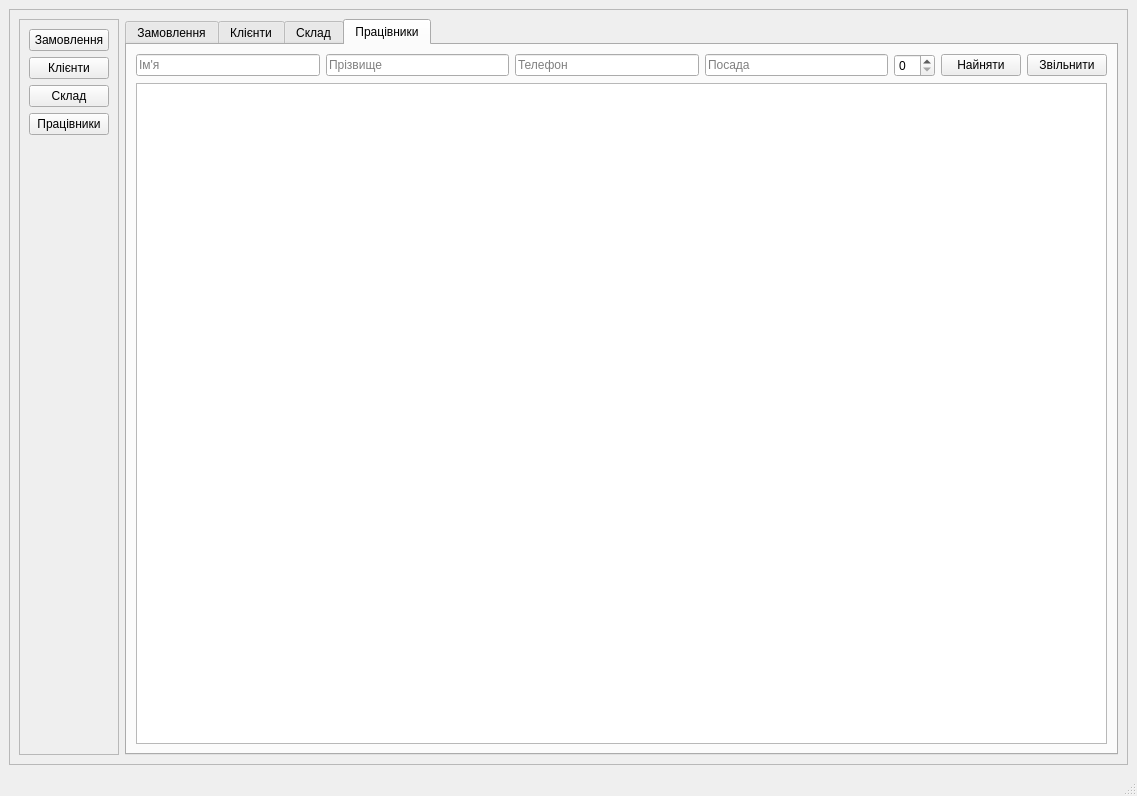
The window that mainwindow.ui (FL0PP1K/MyQTProject) describes before a commit, drawn with Qt 5.
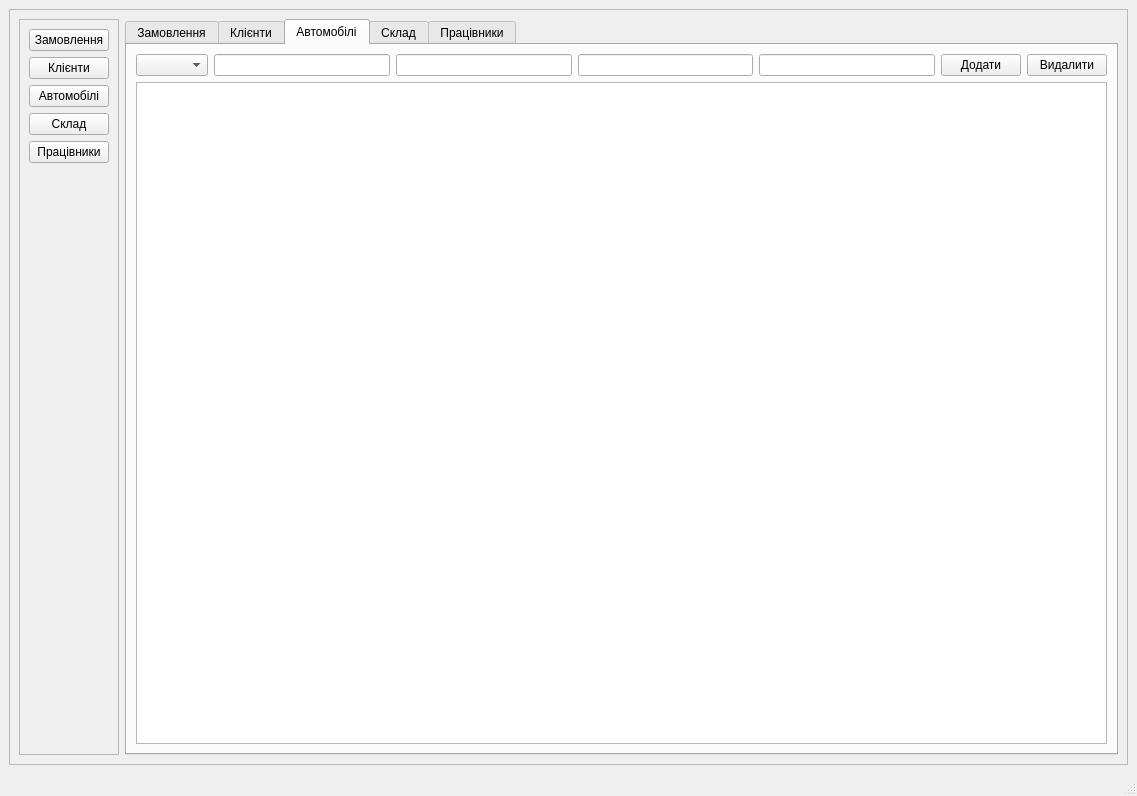
The same window after the commit. Icons and pictures are not drawn.

Patch:
```diff
--- a/mainwindow.ui
+++ b/mainwindow.ui
@@ -65,6 +65,13 @@
             </property>
            </widget>
           </item>
+          <item>
+           <widget class="QPushButton" name="carButton">
+            <property name="text">
+             <string>Автомобілі</string>
+            </property>
+           </widget>
+          </item>
           <item>
            <widget class="QPushButton" name="storageButton">
             <property name="text">
@@ -110,7 +117,7 @@
        <item>
         <widget class="QTabWidget" name="tabWidget">
          <property name="currentIndex">
-          <number>3</number>
+          <number>2</number>
          </property>
          <property name="tabBarAutoHide">
           <bool>false</bool>
@@ -193,6 +200,49 @@
            </item>
           </layout>
          </widget>
+         <widget class="QWidget" name="Car">
+          <attribute name="title">
+           <string>Автомобілі</string>
+          </attribute>
+          <layout class="QVBoxLayout" name="verticalLayout_7">
+           <item>
+            <layout class="QHBoxLayout" name="horizontalLayout_6">
+             <item>
+              <widget class="QComboBox" name="comboBoxCar"/>
+             </item>
+             <item>
+              <widget class="QLineEdit" name="lineEditCarBrand"/>
+             </item>
+             <item>
+              <widget class="QLineEdit" name="lineEditCarYear"/>
+             </item>
+             <item>
+              <widget class="QLineEdit" name="lineEditCarLicencePlate"/>
+             </item>
+             <item>
+              <widget class="QLineEdit" name="lineEditCarModel"/>
+             </item>
+             <item>
+              <widget class="QPushButton" name="pushButtonCarAdd">
+               <property name="text">
+                <string>Додати</string>
+               </property>
+              </widget>
+             </item>
+             <item>
+              <widget class="QPushButton" name="pushButtonCarDelete">
+               <property name="text">
+                <string>Видалити</string>
+               </property>
+              </widget>
+             </item>
+            </layout>
+           </item>
+           <item>
+            <widget class="QTableView" name="tableViewCar"/>
+           </item>
+          </layout>
+         </widget>
          <widget class="QWidget" name="Storage">
           <attribute name="title">
            <string>Склад</string>
```
Left out of the diff: 34 changed lines with no effect on the pictures.
